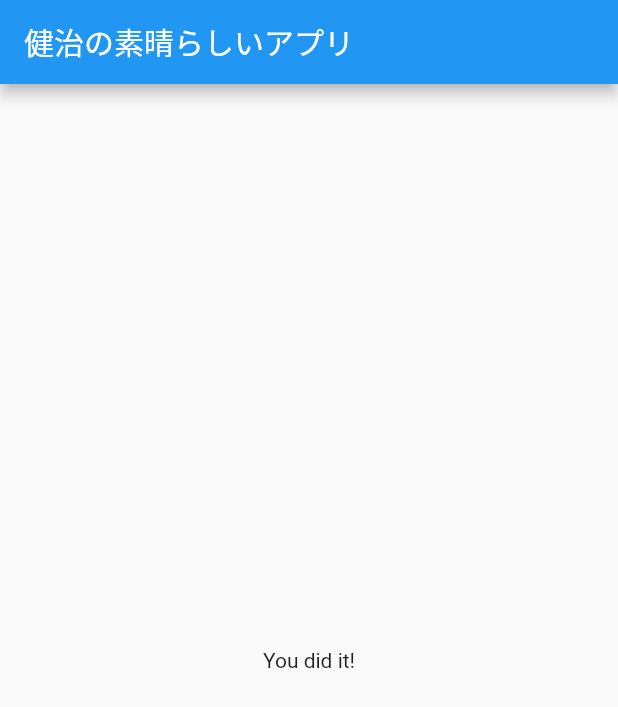
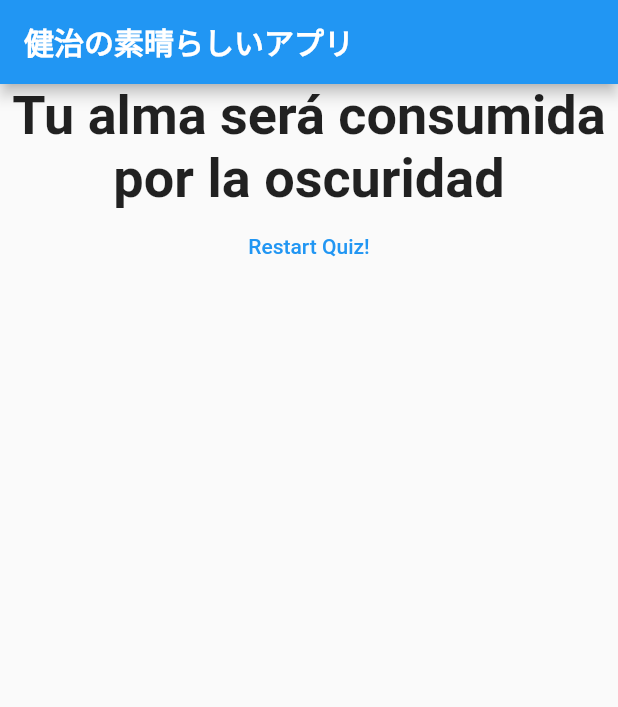
Before and after one commit to KenjiEmura/Flutter, a Flutter app: the screen it shows after launch, after a tap on "Black", after a tap on "Snake", after a tap on "Max", on a phone screen of 412 x 824 dp. Shown: the top 707 px of the screen. Run offline on Flutter 3.47's test engine with Material 2 defaults, Android fonts, the phone set to English and light mode, and no system bars.

Commit message:
Added score to the answers and displayed the result at the end of the quiz

```diff
--- a/playground/quiz_app/lib/answer.dart
+++ b/playground/quiz_app/lib/answer.dart
@@ -2,23 +2,27 @@ import 'package:flutter/material.dart';
 
 class Answer extends StatelessWidget {
   final Function selectQuestion;
-  final String answerText;
+  final String answer;
 
-  Answer(this.selectQuestion, this.answerText);
+  Answer(this.selectQuestion, this.answer);
   @override
   Widget build(BuildContext context) {
     return Container(
       width: double.infinity,
       margin: EdgeInsets.only(left: 10, right: 10),
       child: ElevatedButton(
-          style: ButtonStyle(
-            backgroundColor: MaterialStateProperty.all(Colors.blue),
-          ),
-          child: Text(
-            answerText,
-            style: TextStyle(color: Color.fromRGBO(255, 255, 255, 1.0)),
-          ),
-          onPressed: selectQuestion),
+        // style: ButtonStyle(
+        //   backgroundColor: MaterialStateProperty.all(Colors.blue),
+        //   foregroundColor: MaterialStateProperty.all(Colors.red),
+        // ),
+        style: ElevatedButton.styleFrom(
+            primary: Colors.blue, onPrimary: Colors.white),
+        child: Text(
+          answer,
+          // style: TextStyle(color: Color.fromRGBO(255, 255, 255, 1.0)),
+        ),
+        onPressed: selectQuestion,
+      ),
     );
   }
 }
--- a/playground/quiz_app/lib/main.dart
+++ b/playground/quiz_app/lib/main.dart
@@ -12,30 +12,51 @@ class MyApp extends StatefulWidget {
 
 class _MyAppState extends State<MyApp> {
   var _questionIndex = 0;
+  var _totalScore = 0;
   final _questions = [
     {
       'question': "What's your favorite color?",
-      'answers': ['Black', 'Red', "Green", 'White']
+      'answers': [
+        {'text': 'Black', 'score': 10},
+        {'text': 'Red', 'score': 5},
+        {'text': 'Green', 'score': 3},
+        {'text': 'White', 'score': 1}
+      ]
     },
     {
       'question': "What's your favorite animal?",
-      'answers': ['Rabbit', 'Snake', "Elephant", 'Lion']
+      'answers': [
+        {'text': 'Rabbit', 'score': 3},
+        {'text': 'Snake', 'score': 11},
+        {'text': 'Elephant', 'score': 5},
+        {'text': 'Lion', 'score': 9}
+      ]
     },
     {
       'question': "Who's your favorite instructor?",
-      'answers': ['Max', 'Kenji', "Hernando", 'Kaori']
+      'answers': [
+        {'text': 'Max', 'score': 1},
+        {'text': 'Kenji', 'score': 3},
+        {'text': 'Hernando', 'score': 10},
+        {'text': 'Kaori', 'score': 2}
+      ]
     },
   ];
 
-  void _answerQuestion() {
+  void _resetQuiz() {
+    setState(() {
+      _questionIndex = 0;
+      _totalScore = 0;
+    });
+    print("_resetQuiz was pressed...");
+  }
+
+  void _answerQuestion(int score) {
+    print("Selected score: $score");
+    _totalScore += score;
     setState(() {
       _questionIndex++;
     });
-    if (_questionIndex < _questions.length) {
-      print("We still have more questions to display!");
-    } else {
-      print('No more questions avalaible!');
-    }
   }
 
   @override
@@ -44,14 +65,17 @@ class _MyAppState extends State<MyApp> {
       // home: Text("Kenji's Amazing App!"),
       home: Scaffold(
         appBar: AppBar(
-          title: Text('健治の素晴らしいアプリ'),
+          title: Text(
+            '健治の素晴らしいアプリ',
+            style: TextStyle(fontWeight: FontWeight.bold),
+          ),
         ),
         body: _questionIndex < _questions.length
             ? Quiz(
                 questions: _questions,
                 questionIndex: _questionIndex,
                 selectAnswer: _answerQuestion)
-            : Result(),
+            : Result(_totalScore, _resetQuiz),
       ),
     );
   }
--- a/playground/quiz_app/lib/quiz.dart
+++ b/playground/quiz_app/lib/quiz.dart
@@ -18,8 +18,9 @@ class Quiz extends StatelessWidget {
     return Column(
       children: [
         Question(questions[questionIndex]['question']),
-        ...(questions[questionIndex]['answers'] as List<String>)
-            .map((answer) => Answer(selectAnswer, answer))
+        ...(questions[questionIndex]['answers'] as List<Map<String, Object>>)
+            .map((answer) =>
+                Answer(() => selectAnswer(answer['score']), answer['text']))
             .toList()
       ],
     );
--- a/playground/quiz_app/lib/result.dart
+++ b/playground/quiz_app/lib/result.dart
@@ -1,10 +1,34 @@
 import 'package:flutter/material.dart';
 
 class Result extends StatelessWidget {
+  final int resultScore;
+  final Function resetQuiz;
+
+  Result(this.resultScore, this.resetQuiz);
+
+  String get resultPhrase {
+    if (resultScore <= 8) {
+      return 'Tu espacio en el paraíso está asegurado';
+    } else if (resultScore <= 15) {
+      return 'Todavía tienes oportunidad de salvación';
+    } else {
+      return 'Tu alma será consumida por la oscuridad';
+    }
+  }
+
   @override
   Widget build(BuildContext context) {
     return Center(
-      child: Text("You did it!"),
+      child: Column(
+        children: [
+          Text(
+            resultPhrase,
+            style: TextStyle(fontSize: 36, fontWeight: FontWeight.bold),
+            textAlign: TextAlign.center,
+          ),
+          TextButton(onPressed: resetQuiz, child: Text('Restart Quiz!'))
+        ],
+      ),
     );
   }
 }
```
